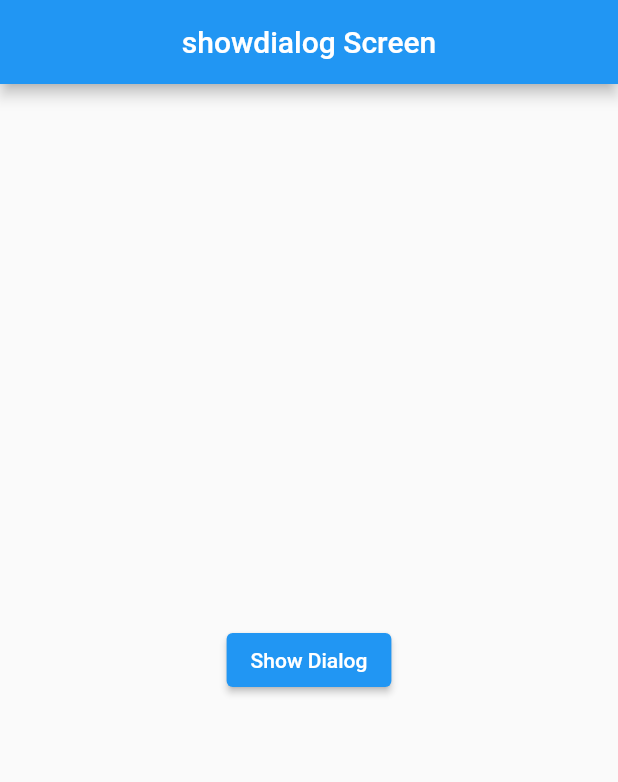
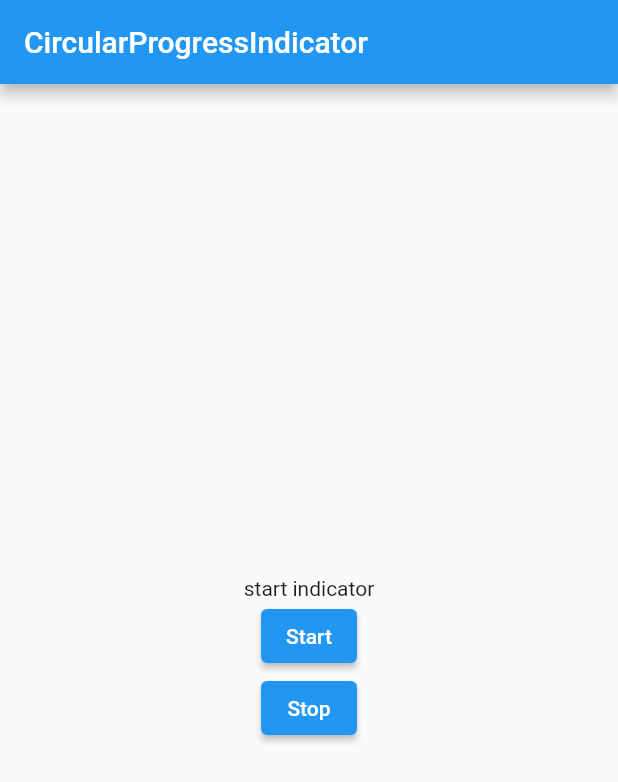
Before and after one commit to mudakkirafridi/All_Flutter_widgets, a Flutter app: the screen it shows after launch, on a phone screen of 412 x 824 dp. Shown: the top 782 px of the screen. Run offline on Flutter 3.47's test engine with Material 2 defaults, Android fonts, the phone set to English and light mode, and no system bars.

Commit message:
circularprogressindicator widget

```diff
--- /dev/null
+++ b/lib/cicularprogressindicator.dart
@@ -0,0 +1,45 @@
+import 'package:flutter/material.dart';
+
+class CircularProgressIndicatorWidget extends StatefulWidget {
+  const CircularProgressIndicatorWidget({super.key});
+
+  @override
+  State<CircularProgressIndicatorWidget> createState() => _MyWidgetState();
+}
+
+class _MyWidgetState extends State<CircularProgressIndicatorWidget> {
+  bool condition = false;
+  @override
+  Widget build(BuildContext context) {
+    return Scaffold(
+      appBar: AppBar(
+        title: const Text('CircularProgressIndicator'),
+      ),
+      body: Column(
+        mainAxisAlignment: MainAxisAlignment.center,
+        crossAxisAlignment: CrossAxisAlignment.center,
+        children: [
+          condition
+              ? const CircularProgressIndicator()
+              : const Text('start indicator'),
+          Center(
+            child: ElevatedButton(
+                onPressed: () {
+                  condition = true;
+                  setState(() {});
+                },
+                child: const Text('Start')),
+          ),
+          Center(
+            child: ElevatedButton(
+                onPressed: () {
+                  condition = false;
+                  setState(() {});
+                },
+                child: const Text('Stop')),
+          )
+        ],
+      ),
+    );
+  }
+}
--- a/lib/main.dart
+++ b/lib/main.dart
@@ -1,5 +1,5 @@
 import 'package:flutter/material.dart';
-import 'package:flutter_widgets/showdialog-widget.dart';
+import 'package:flutter_widgets/cicularprogressindicator.dart';
 
 void main() {
   runApp(const MyApp());
@@ -12,7 +12,7 @@ class MyApp extends StatelessWidget {
   Widget build(BuildContext context) {
     return const MaterialApp(
       debugShowCheckedModeBanner: false,
-      home: ShowDialogWidget(),
+      home: CircularProgressIndicatorWidget(),
     );
   }
 }
```
